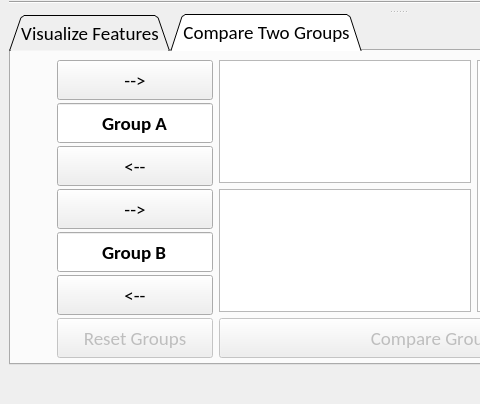
Qt form EEG_COMET/ui/FeatureVisualizationWindow.ui (eeg-comet/eeg-comet) before a commit; both pictures show x 0 to 480 and y 446 to 850 of the 800 by 850 pixel window.
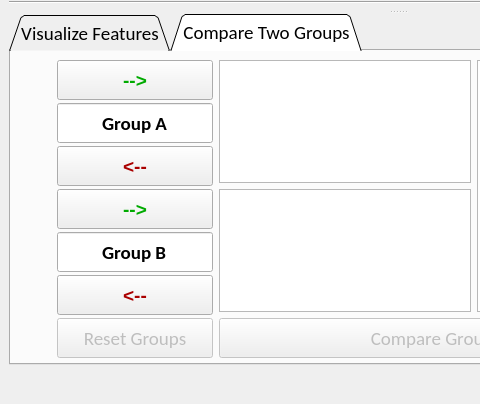
The same form after that commit. The open tabs and pages were chosen to show the change.

Patch:
```diff
--- a/EEG_COMET/ui/FeatureVisualizationWindow.ui
+++ b/EEG_COMET/ui/FeatureVisualizationWindow.ui
@@ -825,8 +825,13 @@
                <property name="font">
                 <font>
                  <pointsize>14</pointsize>
+                 <weight>75</weight>
+                 <bold>true</bold>
                 </font>
                </property>
+               <property name="styleSheet">
+                <string notr="true">color: rgb(170, 0, 0);</string>
+               </property>
                <property name="text">
                 <string>&lt;--</string>
                </property>
@@ -855,8 +860,13 @@
                <property name="font">
                 <font>
                  <pointsize>14</pointsize>
+                 <weight>75</weight>
+                 <bold>true</bold>
                 </font>
                </property>
+               <property name="styleSheet">
+                <string notr="true">color: rgb(0, 170, 0);</string>
+               </property>
                <property name="text">
                 <string>--&gt;</string>
                </property>
@@ -920,8 +930,13 @@
                <property name="font">
                 <font>
                  <pointsize>14</pointsize>
+                 <weight>75</weight>
+                 <bold>true</bold>
                 </font>
                </property>
+               <property name="styleSheet">
+                <string notr="true">color: rgb(0, 170, 0);</string>
+               </property>
                <property name="text">
                 <string>--&gt;</string>
                </property>
@@ -1044,8 +1059,13 @@
                <property name="font">
                 <font>
                  <pointsize>14</pointsize>
+                 <weight>75</weight>
+                 <bold>true</bold>
                 </font>
                </property>
+               <property name="styleSheet">
+                <string notr="true">color: rgb(170, 0, 0);</string>
+               </property>
                <property name="text">
                 <string>&lt;--</string>
                </property>
```
